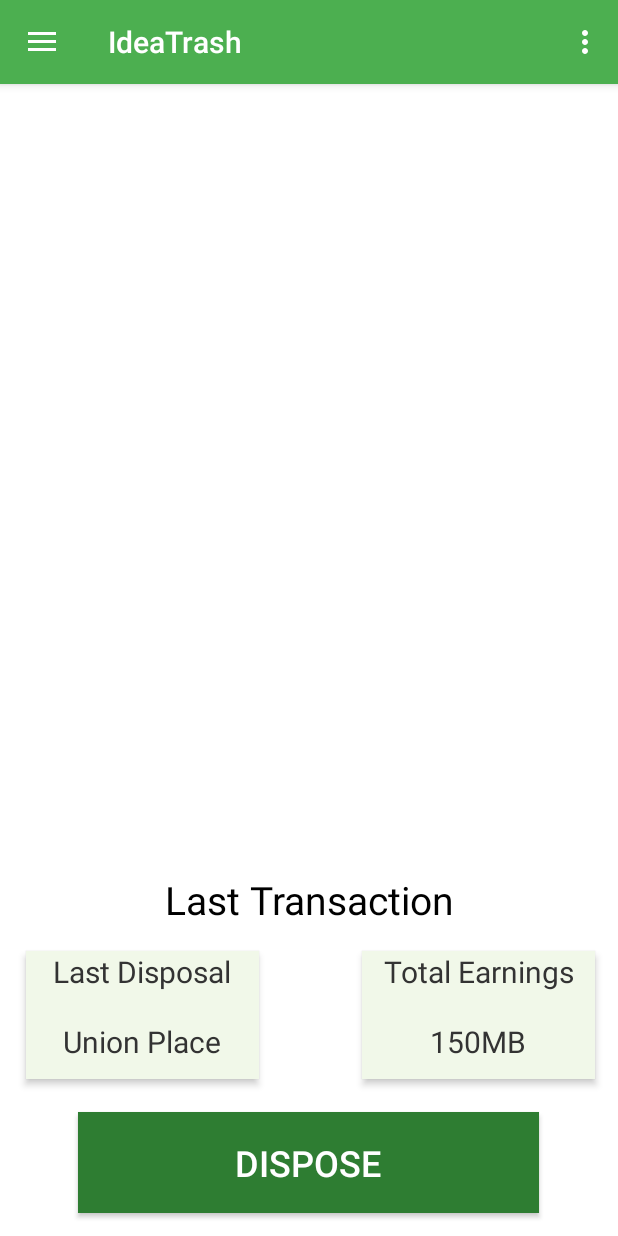
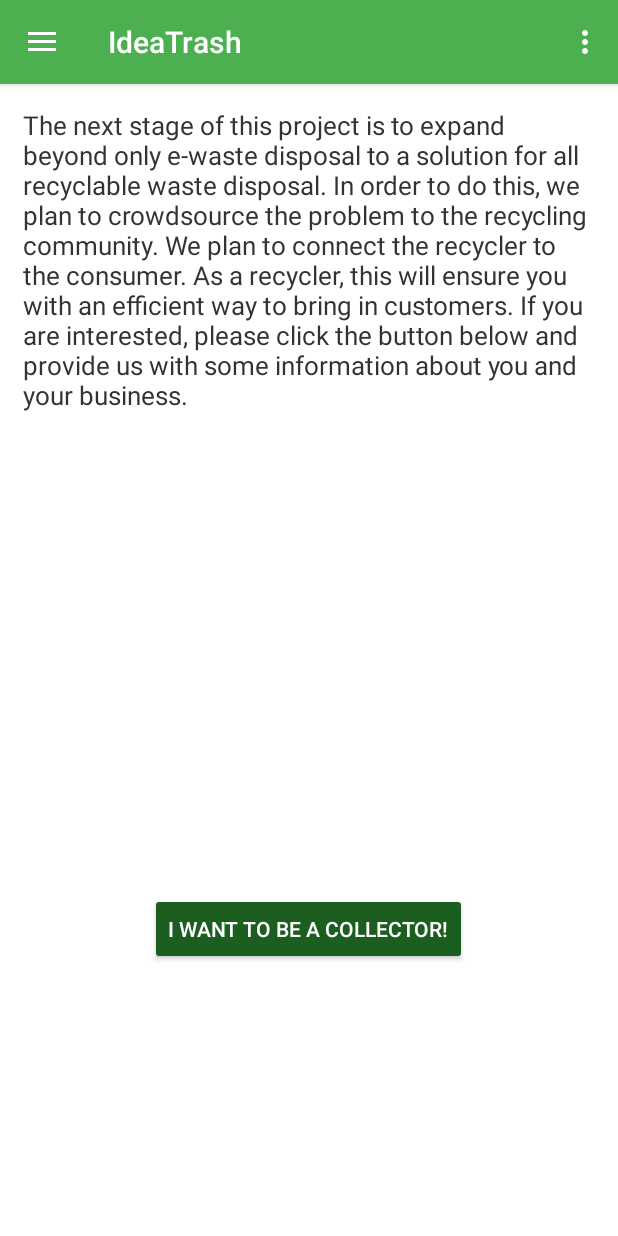
Before and after one commit to anudaweerasinghe/smarttrash-Android, an Android app: the screen it shows after launch (Dashboard before the commit, CollectorActivity after it), in the side drawer, after a tap on "I Want to Be a Collector", on a phone screen of 412 x 824 dp. Run offline under Robolectric (Android 15) with nearby library versions, the phone set to English and light mode, and no system bars; libraries missing offline, so code that uses them is left out: com.github.mikephil.charting.

Commit message:
Collector screen complete. Need to do dispose action screen

```diff
--- /dev/null
+++ b/app/src/main/java/com/example/anuda/garbage/CollectorActivity.java
@@ -0,0 +1,131 @@
+package com.example.anuda.garbage;
+
+import android.content.ActivityNotFoundException;
+import android.content.ComponentName;
+import android.content.Intent;
+import android.net.Uri;
+import android.support.design.widget.NavigationView;
+import android.support.v4.view.GravityCompat;
+import android.support.v4.widget.DrawerLayout;
+import android.support.v7.app.ActionBarDrawerToggle;
+import android.support.v7.app.AppCompatActivity;
+import android.os.Bundle;
+import android.support.v7.widget.Toolbar;
+import android.view.Menu;
+import android.view.MenuItem;
+import android.view.View;
+import android.widget.Button;
+import android.widget.TextView;
+
+public class CollectorActivity extends AppCompatActivity implements View.OnClickListener,NavigationView.OnNavigationItemSelectedListener {
+
+    TextView info;
+    Button forms;
+    @Override
+    protected void onCreate(Bundle savedInstanceState) {
+        super.onCreate(savedInstanceState);
+        setContentView(R.layout.activity_collector);
+        info =(TextView)findViewById(R.id.collectorinfo);
+        forms = (Button)findViewById(R.id.formbutton);
+        forms.setOnClickListener(this);
+        info.setText("The next stage of this project is to expand beyond only e-waste disposal to a solution for all recyclable waste disposal. In order to do this, we plan to crowdsource the problem to the recycling community. We plan to connect the recycler to the consumer. As a recycler, this will ensure you with an efficient way to bring in customers. If you are interested, please click the button below and provide us with some information about you and your business.");
+
+        Toolbar toolbarcollector = (Toolbar) findViewById(R.id.toolbarcollector);
+        setSupportActionBar(toolbarcollector);
+
+        DrawerLayout drawer = (DrawerLayout) findViewById(R.id.drawer_layout_collector);
+        ActionBarDrawerToggle toggle = new ActionBarDrawerToggle(
+                this, drawer, toolbarcollector, R.string.navigation_drawer_open, R.string.navigation_drawer_close);
+        toggle.syncState();
+
+        NavigationView navigationView = (NavigationView) findViewById(R.id.nav_view);
+        navigationView.setNavigationItemSelectedListener(this);
+    }
+
+    @Override
+    public void onClick(View v){
+        String url = "http://www.forms.google.com";
+        try {
+            Intent i = new Intent("android.intent.action.MAIN");
+            i.setComponent(ComponentName.unflattenFromString("com.android.chrome/com.android.chrome.Main"));
+            i.addCategory("android.intent.category.LAUNCHER");
+            i.setData(Uri.parse(url));
+            startActivity(i);
+        }
+        catch(ActivityNotFoundException e) {
+            // Chrome is not installed
+            Intent i = new Intent(Intent.ACTION_VIEW, Uri.parse(url));
+            startActivity(i);
+        }
+    }
+
+
+    @Override
+    public void onBackPressed() {
+        DrawerLayout drawer = (DrawerLayout) findViewById(R.id.drawer_layout_collector);
+        if (drawer.isDrawerOpen(GravityCompat.START)) {
+            drawer.closeDrawer(GravityCompat.START);
+        } else {
+            super.onBackPressed();
+        }
+    }
+
+    @Override
+    public boolean onCreateOptionsMenu(Menu menu) {
+        // Inflate the menu; this adds items to the action bar if it is present.
+        getMenuInflater().inflate(R.menu.drawer, menu);
+
+        return true;
+    }
+
+    @Override
+    public boolean onOptionsItemSelected(MenuItem item) {
+        // Handle action bar item clicks here. The action bar will
+        // automatically handle clicks on the Home/Up button, so long
+        // as you specify a parent activity in AndroidManifest.xml.
+        int id = item.getItemId();
+
+        //noinspection SimplifiableIfStatement
+        if (id == R.id.action_settings) {
+            return true;
+        }
+
+        return super.onOptionsItemSelected(item);
+    }
+
+    @SuppressWarnings("StatementWithEmptyBody")
+    @Override
+    public boolean onNavigationItemSelected(MenuItem item) {
+        // Handle navigation view item clicks here.
+        int id = item.getItemId();
+
+        if (id == R.id.nav_dashboard) {
+            Intent intentNew = new Intent(CollectorActivity.this, Dashboard.class);
+            startActivity(intentNew);
+
+        } else if (id == R.id.nav_map) {
+            Intent intentNew = new Intent(CollectorActivity.this, MapsActivity.class);
+            startActivity(intentNew);
+
+        } else if (id == R.id.nav_redeem) {
+
+        }else if (id == R.id.nav_share) {
+            Intent sendIntent = new Intent();
+            sendIntent.setAction(Intent.ACTION_SEND);
+            sendIntent.putExtra(Intent.EXTRA_TEXT,"Download IdeaTrash Now!");
+            sendIntent.setType("text/plain");
+            startActivity(sendIntent);
+        } else if (id == R.id.nav_logout) {
+            Intent intentNew = new Intent(CollectorActivity.this, LoginActivity.class);
+            startActivity(intentNew);
+        }else if (id == R.id.nav_collector) {
+            Intent intentNew = new Intent(CollectorActivity.this,CollectorActivity.class);
+            startActivity(intentNew);
+        }
+
+        DrawerLayout drawer = (DrawerLayout) findViewById(R.id.drawer_layout_collector);
+        drawer.closeDrawer(GravityCompat.START);
+        return true;
+    }
+
+}
--- a/app/src/main/java/com/example/anuda/garbage/Dashboard.java
+++ b/app/src/main/java/com/example/anuda/garbage/Dashboard.java
@@ -159,6 +159,9 @@ public class Dashboard extends AppCompatActivity implements View.OnClickListener
         } else if (id == R.id.nav_logout) {
             Intent intentNew = new Intent(Dashboard.this, LoginActivity.class);
             startActivity(intentNew);
+        }else if (id == R.id.nav_collector) {
+            Intent intentNew = new Intent(Dashboard.this,CollectorActivity.class);
+            startActivity(intentNew);
         }
 
         DrawerLayout drawer = (DrawerLayout) findViewById(R.id.drawer_layout_dashboard);
--- a/app/src/main/java/com/example/anuda/garbage/MapsActivity.java
+++ b/app/src/main/java/com/example/anuda/garbage/MapsActivity.java
@@ -124,6 +124,9 @@ public class MapsActivity extends AppCompatActivity implements OnMapReadyCallbac
         } else if (id == R.id.nav_logout) {
             Intent intentNew = new Intent(MapsActivity.this, LoginActivity.class);
             startActivity(intentNew);
+        }else if (id == R.id.nav_collector) {
+            Intent intentNew = new Intent(MapsActivity.this,CollectorActivity.class);
+            startActivity(intentNew);
         }
 
         DrawerLayout drawer = (DrawerLayout) findViewById(R.id.drawer_layout_maps);
--- a/app/src/main/java/com/example/anuda/garbage/RedeemActivity.java
+++ b/app/src/main/java/com/example/anuda/garbage/RedeemActivity.java
@@ -185,6 +185,9 @@ public class RedeemActivity extends AppCompatActivity implements NavigationView.
         } else if (id == R.id.nav_logout) {
             Intent intentNew = new Intent(RedeemActivity.this, LoginActivity.class);
             startActivity(intentNew);
+        }else if (id == R.id.nav_collector) {
+            Intent intentNew = new Intent(RedeemActivity.this,CollectorActivity.class);
+            startActivity(intentNew);
         }
 
         DrawerLayout drawer = (DrawerLayout) findViewById(R.id.drawer_layout_redeem);
--- /dev/null
+++ b/app/src/main/res/layout/activity_collector.xml
@@ -0,0 +1,31 @@
+<?xml version="1.0" encoding="utf-8"?>
+<android.support.v4.widget.DrawerLayout xmlns:android="http://schemas.android.com/apk/res/android"
+    xmlns:app="http://schemas.android.com/apk/res-auto"
+    xmlns:tools="http://schemas.android.com/tools"
+    android:id="@+id/drawer_layout_collector"
+    android:layout_width="match_parent"
+    android:layout_height="match_parent"
+    android:fitsSystemWindows="true"
+    tools:context="com.example.anuda.garbage.CollectorActivity"
+    tools:openDrawer="start">
+
+
+    <include
+        layout="@layout/collector_app_bar"
+        android:layout_width="match_parent"
+        android:layout_height="match_parent" />
+
+    <android.support.design.widget.NavigationView
+        android:id="@+id/nav_view"
+        android:layout_width="wrap_content"
+        android:layout_height="match_parent"
+        android:layout_gravity="start"
+        android:fitsSystemWindows="true"
+        android:elevation="10dp"
+        android:background="@color/black"
+        app:headerLayout="@layout/nav_header_drawer"
+        app:menu="@menu/activity_drawer_drawer" />
+
+
+
+</android.support.v4.widget.DrawerLayout>
--- /dev/null
+++ b/app/src/main/res/layout/collector_app_bar.xml
@@ -0,0 +1,25 @@
+<android.support.design.widget.CoordinatorLayout xmlns:android="http://schemas.android.com/apk/res/android"
+    xmlns:app="http://schemas.android.com/apk/res-auto"
+    xmlns:tools="http://schemas.android.com/tools"
+    android:layout_width="match_parent"
+    android:layout_height="match_parent"
+    tools:context="com.example.anuda.garbage.CollectorActivity">
+
+    <android.support.design.widget.AppBarLayout
+        android:layout_width="match_parent"
+        android:layout_height="wrap_content"
+        android:theme="@style/AppTheme.Dark.AppBarOverlay">
+
+        <android.support.v7.widget.Toolbar
+            android:id="@+id/toolbarcollector"
+            android:layout_width="match_parent"
+            android:layout_height="?attr/actionBarSize"
+            android:background="?attr/colorPrimary"
+            android:title="@string/Nearby"
+            app:popupTheme="@style/AppTheme.Dark.PopupOverlay" />
+
+    </android.support.design.widget.AppBarLayout>
+
+    <include layout="@layout/collectorcontent_drawer" />
+
+</android.support.design.widget.CoordinatorLayout>
--- /dev/null
+++ b/app/src/main/res/layout/collectorcontent_drawer.xml
@@ -0,0 +1,42 @@
+<?xml version="1.0" encoding="utf-8"?>
+<android.support.constraint.ConstraintLayout xmlns:android="http://schemas.android.com/apk/res/android"
+    xmlns:app="http://schemas.android.com/apk/res-auto"
+    xmlns:tools="http://schemas.android.com/tools"
+    android:layout_width="match_parent"
+    android:layout_height="match_parent"
+    app:layout_behavior="@string/appbar_scrolling_view_behavior"
+    tools:context="com.example.anuda.garbage.CollectorActivity"
+    tools:showIn="@layout/content_drawer">
+
+    <RelativeLayout
+        android:layout_width="match_parent"
+        android:layout_height="match_parent"
+        android:background="@color/white"
+        tools:context="com.example.anuda.garbage.CollectorActivity"
+        android:padding="15dp">
+
+        <TextView
+            android:id="@+id/collectorinfo"
+            android:layout_width="match_parent"
+            android:layout_height="200dp"
+            android:textColor="@color/oil"
+            android:textAppearance="@style/TextAppearance.AppCompat.Medium"
+            android:textSize="17sp"
+            android:layout_alignParentTop="true"
+            android:layout_alignParentStart="true"
+            android:layout_above="@+id/formbutton"
+            android:layout_alignParentEnd="true" />
+
+        <Button
+            android:id="@+id/formbutton"
+            android:layout_width="wrap_content"
+            android:layout_height="wrap_content"
+            android:text="I want to be a collector!"
+            android:layout_marginBottom="165dp"
+            android:layout_alignParentBottom="true"
+            android:layout_centerHorizontal="true" />
+
+    </RelativeLayout>
+
+
+</android.support.constraint.ConstraintLayout>
```
Also changed, not shown: app/src/main/AndroidManifest.xml (+3 -6 lines).
